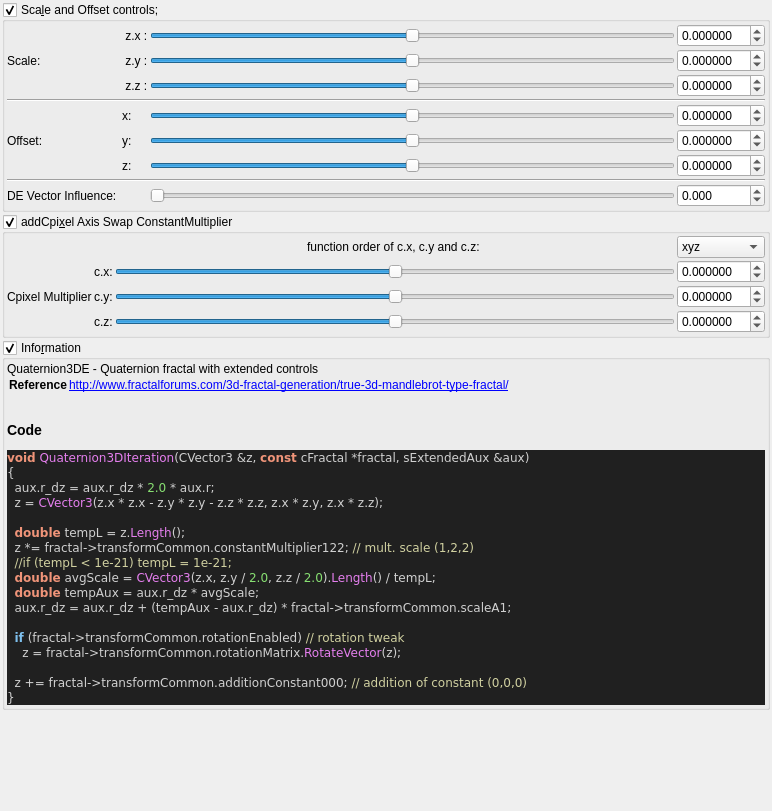
Above: mandelbulber2/qt_data/fractal_transf_quaternion_fold.ui from buddhi1980/mandelbulber2 before the change. Below: the same form after it.
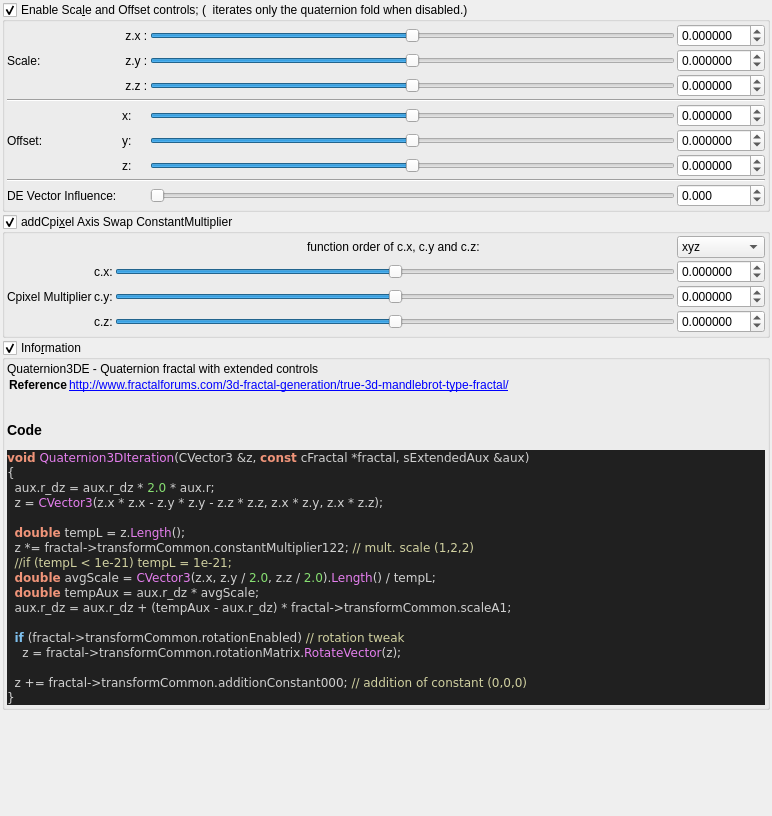
That is the form after the change. Custom widgets are drawn as their Qt base class.

Patch:
```diff
--- a/mandelbulber2/qt_data/fractal_transf_quaternion_fold.ui
+++ b/mandelbulber2/qt_data/fractal_transf_quaternion_fold.ui
@@ -7,7 +7,7 @@
     <x>0</x>
     <y>0</y>
     <width>772</width>
-    <height>811</height>
+    <height>816</height>
    </rect>
   </property>
   <property name="windowTitle">
@@ -32,7 +32,7 @@
    <item>
     <widget class="MyGroupBox" name="groupCheck_transf_function_enabled_false">
      <property name="title">
-      <string>Sca&amp;le and Offset controls; </string>
+      <string>Enable Sca&amp;le and Offset controls; (  iterates only the quaternion fold when disabled.)</string>
      </property>
      <property name="checkable">
       <bool>true</bool>
```
